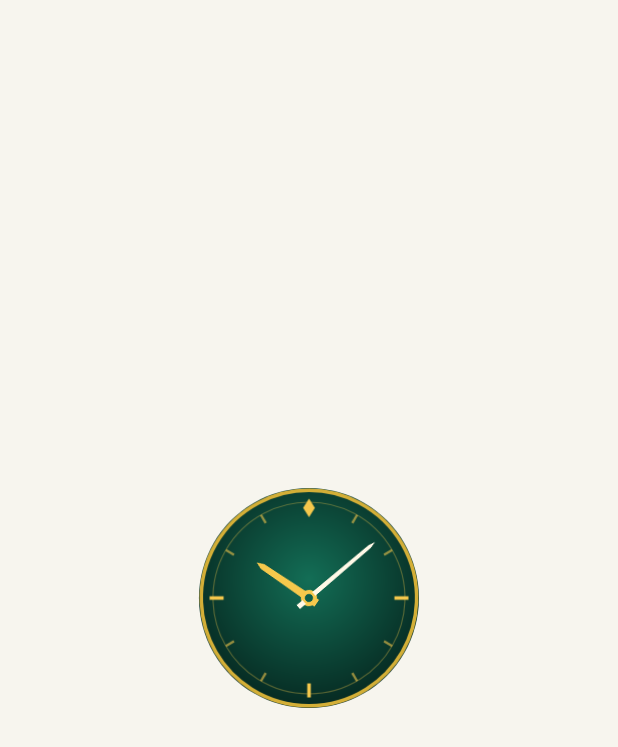
After one commit to AliSherif1309/SahlHome, an Android app: the layout widget_analog_clock.xml on its own in the app's theme, with its tools: preview values and no code run, on a phone screen of 412 x 824 dp. The commit adds this screen. Shown: the top 747 px of the screen. Run offline under Robolectric (Android 15) with nearby library versions, the phone set to English and light mode, and no system bars.

Commit message:
Sahl Theme v1.9: Add Sahl Analog Clock Widget (2x2), match 54dp icon size, and add Dockable Shortcut toggle

```diff
--- /dev/null
+++ b/app/src/main/res/drawable/sahl_clock_dial.xml
@@ -0,0 +1,71 @@
+<?xml version="1.0" encoding="utf-8"?>
+<vector xmlns:android="http://schemas.android.com/apk/res/android"
+    xmlns:aapt="http://schemas.android.com/aapt"
+    android:width="200dp"
+    android:height="200dp"
+    android:viewportWidth="200"
+    android:viewportHeight="200">
+
+    <!-- Outer Deep Emerald Dial -->
+    <path android:pathData="M100,6 A94,94 0,1 1,99.9 6 Z">
+        <aapt:attr name="android:fillColor">
+            <gradient
+                android:type="radial"
+                android:centerX="100"
+                android:centerY="84"
+                android:gradientRadius="105"
+                android:startColor="#136E56"
+                android:endColor="#072D24" />
+        </aapt:attr>
+    </path>
+
+    <!-- Outer Gold Ring -->
+    <path
+        android:pathData="M100,8 A92,92 0,1 1,99.9 8 Z"
+        android:strokeWidth="3"
+        android:strokeColor="#D4AF37"
+        android:fillColor="#00000000" />
+
+    <!-- Subtle Inner Gold Ring -->
+    <path
+        android:pathData="M100,18 A82,82 0,1 1,99.9 18 Z"
+        android:strokeWidth="1"
+        android:strokeColor="#55F5C84C"
+        android:fillColor="#00000000" />
+
+    <!-- 12 O'Clock Gold Diamond Crown -->
+    <path
+        android:pathData="M100,15 L105,23 L100,31 L95,23 Z"
+        android:fillColor="#F5C84C" />
+
+    <!-- 3, 6, 9 O'Clock Major Gold Markers -->
+    <path android:pathData="M173,98.5h12v3h-12z" android:fillColor="#F5C84C" />
+    <path android:pathData="M98.5,173h3v12h-3z" android:fillColor="#F5C84C" />
+    <path android:pathData="M15,98.5h12v3h-12z" android:fillColor="#F5C84C" />
+
+    <!-- Minor Hour Ticks (1, 2, 4, 5, 7, 8, 10, 11) -->
+    <group android:pivotX="100" android:pivotY="100" android:rotation="30">
+        <path android:pathData="M99,18h2v8h-2z" android:fillColor="#99F5C84C" />
+    </group>
+    <group android:pivotX="100" android:pivotY="100" android:rotation="60">
+        <path android:pathData="M99,18h2v8h-2z" android:fillColor="#99F5C84C" />
+    </group>
+    <group android:pivotX="100" android:pivotY="100" android:rotation="120">
+        <path android:pathData="M99,18h2v8h-2z" android:fillColor="#99F5C84C" />
+    </group>
+    <group android:pivotX="100" android:pivotY="100" android:rotation="150">
+        <path android:pathData="M99,18h2v8h-2z" android:fillColor="#99F5C84C" />
+    </group>
+    <group android:pivotX="100" android:pivotY="100" android:rotation="210">
+        <path android:pathData="M99,18h2v8h-2z" android:fillColor="#99F5C84C" />
+    </group>
+    <group android:pivotX="100" android:pivotY="100" android:rotation="240">
+        <path android:pathData="M99,18h2v8h-2z" android:fillColor="#99F5C84C" />
+    </group>
+    <group android:pivotX="100" android:pivotY="100" android:rotation="300">
+        <path android:pathData="M99,18h2v8h-2z" android:fillColor="#99F5C84C" />
+    </group>
+    <group android:pivotX="100" android:pivotY="100" android:rotation="330">
+        <path android:pathData="M99,18h2v8h-2z" android:fillColor="#99F5C84C" />
+    </group>
+</vector>
--- /dev/null
+++ b/app/src/main/res/drawable/sahl_clock_hour.xml
@@ -0,0 +1,14 @@
+<?xml version="1.0" encoding="utf-8"?>
+<vector xmlns:android="http://schemas.android.com/apk/res/android"
+    android:width="200dp"
+    android:height="200dp"
+    android:viewportWidth="200"
+    android:viewportHeight="200">
+    <!-- Brushed Gold Hour Hand -->
+    <path
+        android:pathData="M96.5,108 L97.5,52 L100,46 L102.5,52 L103.5,108 Z"
+        android:fillColor="#F5C84C" />
+    <path
+        android:pathData="M100,93 A7,7 0,1 1,99.9 93 Z"
+        android:fillColor="#F5C84C" />
+</vector>
--- /dev/null
+++ b/app/src/main/res/drawable/sahl_clock_minute.xml
@@ -0,0 +1,16 @@
+<?xml version="1.0" encoding="utf-8"?>
+<vector xmlns:android="http://schemas.android.com/apk/res/android"
+    android:width="200dp"
+    android:height="200dp"
+    android:viewportWidth="200"
+    android:viewportHeight="200">
+    <!-- Crisp Ivory Minute Hand + Gold Center Cap -->
+    <path
+        android:pathData="M97.8,112 L98.5,32 L100,26 L101.5,32 L102.2,112 Z"
+        android:fillColor="#FFF8E7" />
+    <path
+        android:pathData="M100,95.5 A4.5,4.5 0,1 1,99.9 95.5 Z"
+        android:fillColor="#0B5D4B"
+        android:strokeWidth="2"
+        android:strokeColor="#F5C84C" />
+</vector>
--- /dev/null
+++ b/app/src/main/res/layout/widget_analog_clock.xml
@@ -0,0 +1,32 @@
+<LinearLayout xmlns:android="http://schemas.android.com/apk/res/android"
+    android:id="@+id/w_aclock_root"
+    android:layout_width="match_parent"
+    android:layout_height="match_parent"
+    android:orientation="vertical"
+    android:gravity="center"
+    android:padding="6dp">
+
+    <AnalogClock
+        android:id="@+id/w_aclock_view"
+        android:layout_width="156dp"
+        android:layout_height="156dp"
+        android:dial="@drawable/sahl_clock_dial"
+        android:hand_hour="@drawable/sahl_clock_hour"
+        android:hand_minute="@drawable/sahl_clock_minute" />
+
+    <TextView
+        android:id="@+id/w_aclock_hijri"
+        android:fontFamily="@font/thmanyah"
+        android:layout_width="wrap_content"
+        android:layout_height="wrap_content"
+        android:paddingTop="4dp"
+        android:gravity="center"
+        android:textColor="#F5C84C"
+        android:shadowColor="#CC000000"
+        android:shadowDx="0"
+        android:shadowDy="1"
+        android:shadowRadius="4"
+        android:textSize="11.5sp"
+        android:textStyle="bold"
+        android:maxLines="1" />
+</LinearLayout>
--- a/app/src/main/res/values/strings.xml
+++ b/app/src/main/res/values/strings.xml
@@ -22,6 +22,8 @@
     <string name="wp_saved">Saved 4K wallpaper to Pictures/SahlWallpapers</string>
     <string name="sec_widgets">2. Sahl Islamic Home Screen Widgets</string>
     <string name="sec_widgets_sub">Tap the chips below each widget to choose exactly what to show or hide live on your home screen</string>
+    <string name="w_aclock_title">Sahl Analog Clock (2×2)</string>
+    <string name="w_aclock_desc">Classic emerald &amp; gold analog clock dial with gold hour hand, ivory minute hand &amp; optional Hijri date.</string>
     <string name="w_clock_title">Sahl Islamic Clock (4×2)</string>
     <string name="w_clock_desc">Large live digital clock in Thmanyah font with optional Hijri date, Gregorian date &amp; Next Prayer countdown.</string>
     <string name="w_sanctuary_title">Sahl Islamic Sanctuary (4×2)</string>
@@ -48,6 +50,7 @@
     <string name="sec_icon_styler">4. Sahl Emerald &amp; Gold Icon Styler</string>
     <string name="sec_icon_styler_sub">Choose your border style &amp; whether to include the app name below, then tap any app to pin it</string>
     <string name="icon_label_toggle">Include App Name under icon</string>
+    <string name="icon_dockable_toggle">Dockable Shortcut (allows placing in Bottom Dock)</string>
     <string name="style_fill">Full Gold Border</string>
     <string name="style_tint">Gold Glyph on Emerald</string>
     <string name="style_seal">Emerald Seal</string>
```
Also changed, not shown: app/src/main/AndroidManifest.xml (+13 -0 lines), app/src/main/java/com/sahl/home/MainActivity.kt (+30 -0 lines), app/src/main/java/com/sahl/home/SahlThemeShortcuts.kt (+37 -0 lines), app/src/main/java/com/sahl/home/SahlWidgets.kt (+18 -0 lines), app/src/main/res/layout/widget_themed_icon.xml (+4 -4 lines), app/src/main/res/xml/widget_analog_clock_info.xml (added, +9 -0 lines), 1 other file.
